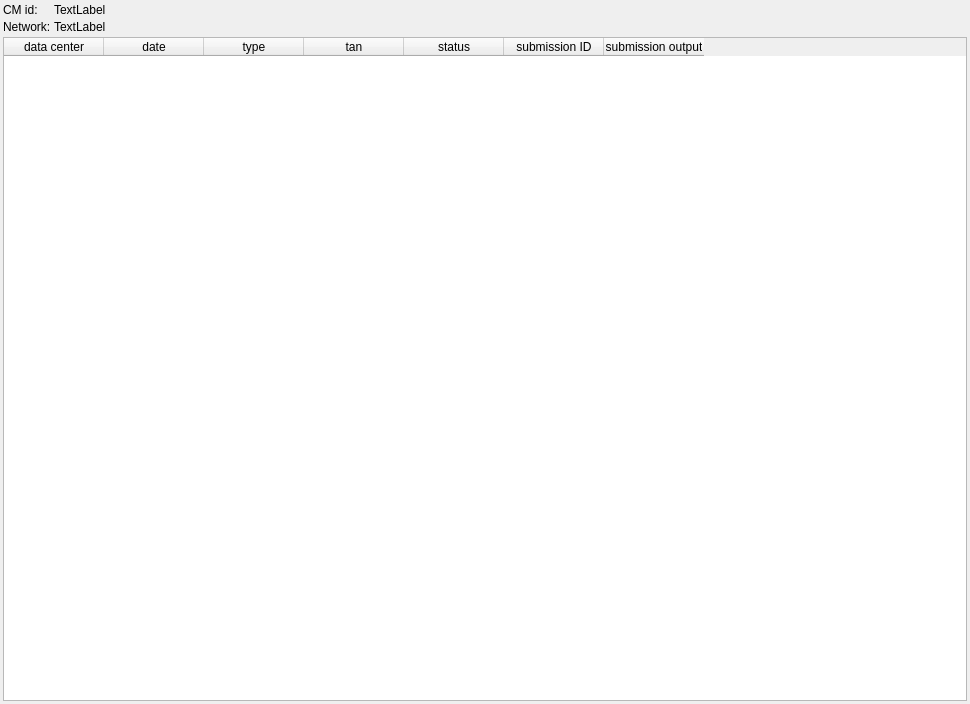
This is src/MVHub/ExportHistoryDialog.ui in imgag/ngs-bits as Qt 5 draws it before an edit. The edited form follows.
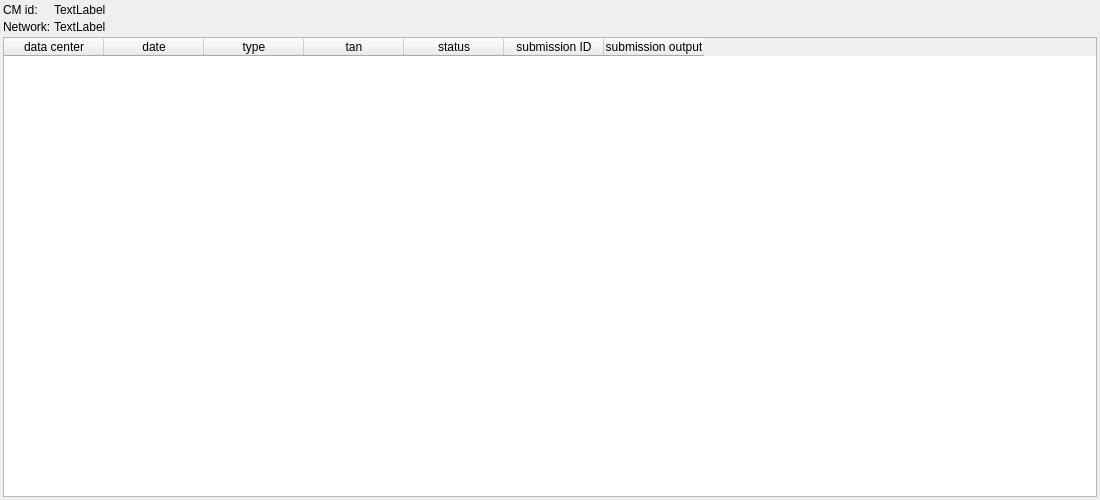
This is the edited form.

Commit message: MVHub: improved export history dialog

Diff of the .ui file:
```diff
--- a/src/MVHub/ExportHistoryDialog.ui
+++ b/src/MVHub/ExportHistoryDialog.ui
@@ -6,10 +6,16 @@
    <rect>
     <x>0</x>
     <y>0</y>
-    <width>970</width>
-    <height>704</height>
+    <width>1100</width>
+    <height>500</height>
    </rect>
   </property>
+  <property name="minimumSize">
+   <size>
+    <width>1100</width>
+    <height>500</height>
+   </size>
+  </property>
   <property name="windowTitle">
    <string>Export history</string>
   </property>
```
Left out of the diff: 2 changed lines with no effect on the pictures. The commit also changes 1 other file.
